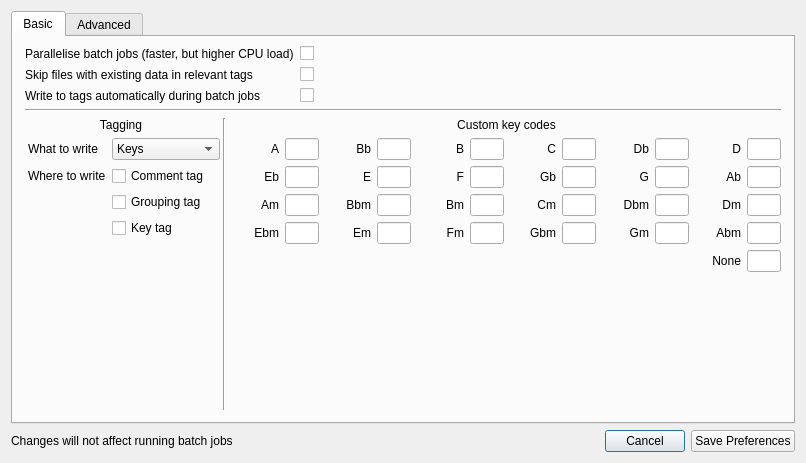
Before: the Qt Designer form prefsdialog.ui in ibsh/is_KeyFinder, drawn with Qt 5.
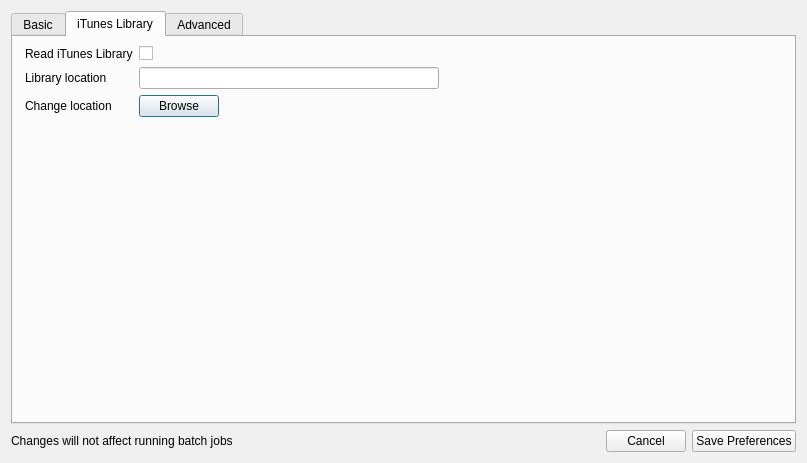
After: the same form once the commit is applied. The open tabs and pages were chosen to show the change.

Commit message: First attempt at iTunes Library integration. Needs threading and refactoring.

Patch:
```diff
--- a/prefsdialog.ui
+++ b/prefsdialog.ui
@@ -9,7 +9,7 @@
    <rect>
     <x>0</x>
     <y>0</y>
-    <width>806</width>
+    <width>807</width>
     <height>463</height>
    </rect>
   </property>
@@ -969,6 +969,80 @@
        </item>
       </layout>
      </widget>
+     <widget class="QWidget" name="tab_iTunes">
+      <attribute name="title">
+       <string>iTunes Library</string>
+      </attribute>
+      <layout class="QVBoxLayout" name="iTunesTabVerticalLayout">
+       <property name="leftMargin">
+        <number>12</number>
+       </property>
+       <property name="rightMargin">
+        <number>12</number>
+       </property>
+       <property name="bottomMargin">
+        <number>12</number>
+       </property>
+       <item>
+        <layout class="QFormLayout" name="formLayout">
+         <property name="fieldGrowthPolicy">
+          <enum>QFormLayout::FieldsStayAtSizeHint</enum>
+         </property>
+         <item row="0" column="0">
+          <widget class="QLabel" name="lbl_readiTunesLibrary">
+           <property name="text">
+            <string>Read iTunes Library</string>
+           </property>
+          </widget>
+         </item>
+         <item row="0" column="1">
+          <widget class="QCheckBox" name="readITunesLibrary">
+           <property name="text">
+            <string/>
+           </property>
+          </widget>
+         </item>
+         <item row="1" column="0">
+          <widget class="QLabel" name="lbl_iTunesLibraryPath">
+           <property name="text">
+            <string>Library location</string>
+           </property>
+          </widget>
+         </item>
+         <item row="1" column="1">
+          <widget class="QLineEdit" name="iTunesLibraryPath">
+           <property name="minimumSize">
+            <size>
+             <width>300</width>
+             <height>0</height>
+            </size>
+           </property>
+           <property name="frame">
+            <bool>true</bool>
+           </property>
+           <property name="readOnly">
+            <bool>true</bool>
+           </property>
+          </widget>
+         </item>
+         <item row="2" column="1">
+          <widget class="QPushButton" name="findITunesLibraryButton">
+           <property name="text">
+            <string>Browse</string>
+           </property>
+          </widget>
+         </item>
+         <item row="2" column="0">
+          <widget class="QLabel" name="lbl_findITunesLibrary">
+           <property name="text">
+            <string>Change location</string>
+           </property>
+          </widget>
+         </item>
+        </layout>
+       </item>
+      </layout>
+     </widget>
      <widget class="QWidget" name="tab_advanced">
       <attribute name="title">
        <string>Advanced</string>
```
Left out of the diff: 6 changed lines with no effect on the pictures. The commit also changes 7 other files.
